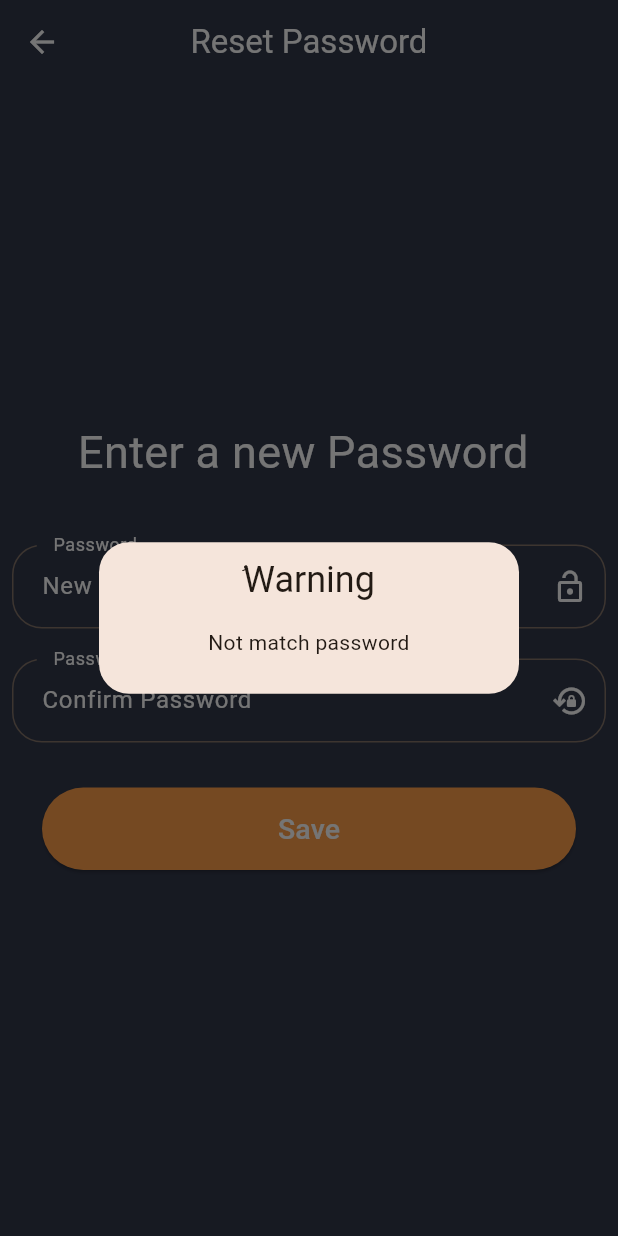
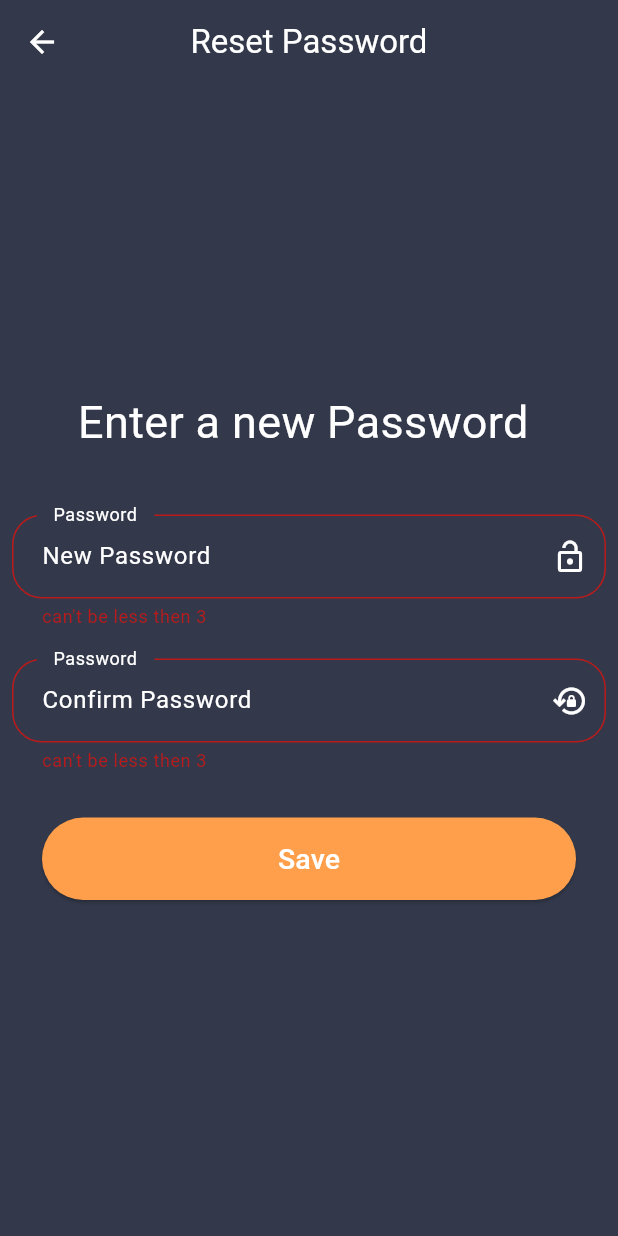
Before and after one commit to alaaKodsi/xStore, a Flutter app: the ResetPassword screen opened by its route, after a tap on "Save", on a phone screen of 412 x 824 dp. Run offline on Flutter 3.47's test engine with Material 2 defaults, Android fonts, the phone set to English and light mode, and no system bars; our stand-ins replace dartz, firebase_core, flutter_otp_text_field, get, lottie, shared_preferences; accounts and stored records are empty; statements that could not run were skipped.

Commit message:
fix showPassword

```diff
--- a/lib/controller/auth/checkEmailController.dart
+++ b/lib/controller/auth/checkEmailController.dart
@@ -1,5 +1,6 @@
 import 'package:flutter/material.dart';
 import 'package:get/get.dart';
+import 'package:xstore/core/class/StatusRequest.dart';
 
 abstract class CheckEmailController extends GetxController {
   goToLogin();
@@ -7,6 +8,7 @@ abstract class CheckEmailController extends GetxController {
 
 class CheckEmailControllerImp extends CheckEmailController {
   late TextEditingController email;
+  StatusRequest statusRequest = StatusRequest.none;
 
   @override
   goToLogin() {
--- a/lib/controller/auth/resetPassword.dart
+++ b/lib/controller/auth/resetPassword.dart
@@ -2,6 +2,7 @@ import 'package:flutter/material.dart';
 import 'package:flutter/scheduler.dart';
 import 'package:get/get.dart';
 import 'package:xstore/core/class/StatusRequest.dart';
+import 'package:xstore/core/functions/defaultDialog.dart';
 import 'package:xstore/core/functions/handlingData.dart';
 import 'package:xstore/data/datasource/remotly/forgotPasword/resetPassword.dart';
 
@@ -14,12 +15,12 @@ class ResetPasswordControllerImp extends ResetPasswordController {
   late TextEditingController password;
   late TextEditingController repassword;
   String? email;
-  StatusRequest? statusRequest;
+  StatusRequest statusRequest = StatusRequest.none;
   ResetPasswordData resetPasswordData = ResetPasswordData(Get.find());
 
   @override
   goLogin() async {
-    if (password != repassword) {
+    if (password.text != repassword.text) {
       Get.defaultDialog(title: "ُWarning", middleText: "Not match password");
     } else if (formstate.currentState!.validate()) {
       statusRequest = StatusRequest.loading;
@@ -31,12 +32,12 @@ class ResetPasswordControllerImp extends ResetPasswordController {
           SchedulerBinding.instance.addPostFrameCallback((_) {
             Get.offAllNamed("Login");
           });
-          update();
         } else {
-          Get.defaultDialog(title: "ُWarning", middleText: "Please try again");
+          defaultDialog("please try again");
           statusRequest = StatusRequest.failure;
         }
       }
+      update();
     }
   }
 
--- a/lib/core/class/handlingData.dart
+++ b/lib/core/class/handlingData.dart
@@ -36,7 +36,6 @@ class HandlingRequest extends StatelessWidget {
   const HandlingRequest(
       {Key? key, required this.statusRequest, required this.widget})
       : super(key: key);
-
   @override
   Widget build(BuildContext context) {
     return statusRequest == StatusRequest.loading
--- a/lib/core/class/requests.dart
+++ b/lib/core/class/requests.dart
@@ -8,7 +8,6 @@ class RequestsFromApi {
   Future<Either<StatusRequest, Map>> postData(String linkurl, Map data) async {
     if (await checkInternetConnection()) {
       var response = await http.post(Uri.parse(linkurl), body: data);
-      print("=====================${response.statusCode}");
       if (response.statusCode == 200 || response.statusCode == 201) {
         Map responsebody = jsonDecode(response.body);
         return Right(responsebody);
--- a/lib/core/functions/exitApp.dart
+++ b/lib/core/functions/exitApp.dart
@@ -4,6 +4,7 @@ import 'package:flutter/material.dart';
 import 'package:get/get.dart';
 import 'package:xstore/core/constant/color.dart';
 
+String? middleText;
 // ignore: non_constant_identifier_names
 Future<bool> alertExitApp() {
   Get.defaultDialog(
--- a/lib/routes.dart
+++ b/lib/routes.dart
@@ -18,9 +18,9 @@ List<GetPage<dynamic>>? routes = [
   // Auth
 
   GetPage(
-      name: "/Login",
-      page: () => const LoginPage(),
-      middlewares: [MyMiddelware()]),
+    name: "/Login",
+    page: () => const LoginPage(),
+  ),
   GetPage(name: "/signUp", page: () => const SignUpPage()),
   GetPage(name: "/forgetPassword", page: () => const FotgetPasswordPage()),
   GetPage(name: "/verfiyCode", page: () => const VerfiyCode()),
--- a/lib/view/screen/auth/resetPassword.dart
+++ b/lib/view/screen/auth/resetPassword.dart
@@ -1,6 +1,7 @@
 import 'package:flutter/material.dart';
 import 'package:get/get.dart';
 import 'package:xstore/controller/auth/resetPassword.dart';
+import 'package:xstore/core/class/handlingData.dart';
 import 'package:xstore/view/widget/auth/customElevatedButton.dart';
 import 'package:xstore/view/widget/auth/customTextFormField.dart';
 import '../../../core/constant/color.dart';
@@ -11,7 +12,6 @@ class ResetPassword extends StatelessWidget {
 
   @override
   Widget build(BuildContext context) {
-    ResetPasswordControllerImp controller =
     Get.put(ResetPasswordControllerImp());
     return Scaffold(
         backgroundColor: backgroundColor,
@@ -25,7 +25,10 @@ class ResetPassword extends StatelessWidget {
           backgroundColor: Colors.transparent,
           centerTitle: true,
         ),
-      body: Padding(
+        body: GetBuilder<ResetPasswordControllerImp>(
+            builder: (controller) => HandlingRequest(
+                  statusRequest: controller.statusRequest,
+                  widget: Padding(
                     padding: const EdgeInsets.all(8.0),
                     child: Form(
                       key: controller.formstate,
@@ -37,11 +40,13 @@ class ResetPassword extends StatelessWidget {
                             child: Center(
                               child: Text(
                                 "Enter a new Password ",
-                    style: TextStyle(color: Colors.white, fontSize: 30),
+                                style: TextStyle(
+                                    color: Colors.white, fontSize: 30),
                               ),
                             ),
                           ),
                           CustomTextFormField(
+                              controller: controller.password,
                               validator: (val) {
                                 return validInput(val!, "Password", 3, 30);
                               },
@@ -49,6 +54,7 @@ class ResetPassword extends StatelessWidget {
                               hint: "New Password",
                               icon: Icons.lock_open),
                           CustomTextFormField(
+                              controller: controller.repassword,
                               validator: (val) {
                                 return validInput(val!, "Password", 3, 30);
                               },
@@ -67,6 +73,6 @@ class ResetPassword extends StatelessWidget {
                       ),
                     ),
                   ),
-    );
+                )));
   }
 }
--- a/lib/view/screen/auth/signUpPage.dart
+++ b/lib/view/screen/auth/signUpPage.dart
@@ -1,10 +1,9 @@
 import 'package:flutter/material.dart';
 import 'package:get/get.dart';
-import 'package:xstore/core/class/StatusRequest.dart';
+import 'package:xstore/core/class/handlingData.dart';
 import 'package:xstore/core/constant/color.dart';
 import 'package:xstore/core/functions/exitApp.dart';
 import 'package:xstore/core/functions/validInput.dart';
-import 'package:xstore/view/widget/auth/loading.dart';
 import '../../../controller/auth/signUpController.dart';
 import '../../widget/auth/customElevatedButton.dart';
 import '../../widget/auth/customMoveToSignUporLogin.dart';
@@ -33,10 +32,9 @@ class SignUpPage extends StatelessWidget {
       body: WillPopScope(
           onWillPop: alertExitApp,
           child: GetBuilder<SignUpControllerImp>(
-            builder: (controller) =>
-                controller.statusRequest == StatusRequest.loading
-                    ? const Loading()
-                    : Container(
+              builder: (controller) => HandlingRequest(
+                    statusRequest: controller.statusRequest,
+                    widget: Container(
                       padding: const EdgeInsets.all(20),
                       child: Form(
                         key: controller.formstat,
@@ -83,21 +81,25 @@ class SignUpPage extends StatelessWidget {
                             ),
                             CustomTextFormField(
                               obscureText: controller.isShowPassword,
-                                onTap: controller.showPassword(),
+                              onTap: () {
+                                controller.showPassword();
+                              },
                               hint: "Enter your Password",
                               controller: controller.password,
                               validator: (val) {
                                 return validInput(val!, "Password", 10, 25);
                               },
                               label: "Password",
-                                icon: Icons.lock_outline,
+                              icon: controller.isShowPassword == true
+                                  ? Icons.remove_red_eye_outlined
+                                  : Icons.visibility_off_outlined,
                             ),
                             const SizedBox(
                               height: 25,
                             ),
                             CustomElevatedButton(
-                                onPressed: () async {
-                                  await controller.signUp();
+                              onPressed: () {
+                                controller.signUp();
                               },
                               text: "Sign up ",
                             ),
@@ -118,7 +120,7 @@ class SignUpPage extends StatelessWidget {
                         ),
                       ),
                     ),
-          )),
+                  ))),
     );
   }
 }
--- a/lib/view/widget/auth/customTextFormField.dart
+++ b/lib/view/widget/auth/customTextFormField.dart
@@ -1,8 +1,5 @@
-// ignore_for_file: public_member_api_docs, sort_constructors_first
-// ignore: file_names
-// ignore: file_names
-// ignore: file_names
 import 'package:flutter/material.dart';
+import 'package:xstore/core/constant/color.dart';
 
 // ignore: must_be_immutable
 class CustomTextFormField extends StatelessWidget {
@@ -40,6 +37,7 @@ class CustomTextFormField extends StatelessWidget {
           style: const TextStyle(color: Colors.white),
           decoration: InputDecoration(
             suffixIcon: InkWell(
+              splashColor: backgroundColor,
               onTap: onTap,
               child: Icon(icon),
             ),
```
Also changed, not shown: lib/controller/auth/checkEmail.dart (+5 -2 lines), lib/controller/auth/loginContorller.dart (+5 -6 lines), lib/controller/auth/signUpController.dart (+6 -5 lines), lib/controller/auth/verifyCodeResetPasswordController.dart (+4 -4 lines), lib/core/functions/defaultDialog.dart (added, +21 -0 lines), lib/view/screen/auth/checkEmail.dart (+7 -3 lines), lib/view/screen/auth/forgetPasswordPage.dart (+8 -4 lines), lib/view/screen/auth/loginPage.dart (+16 -11 lines), lib/view/screen/auth/verfiyCode.dart (+16 -22 lines), lib/view/screen/auth/verfiyCodeSignUp.dart (+10 -21 lines), lib/view/widget/auth/customOtpText.dart (+11 -15 lines). Lines whose indentation alone changed are shown as unchanged.
